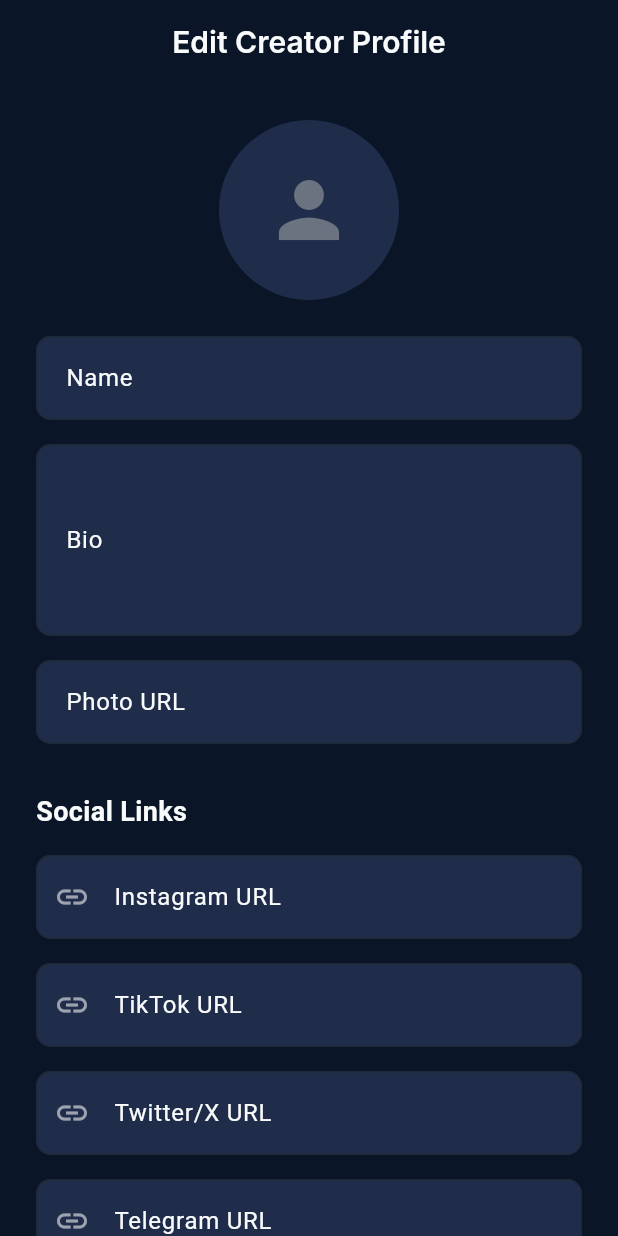
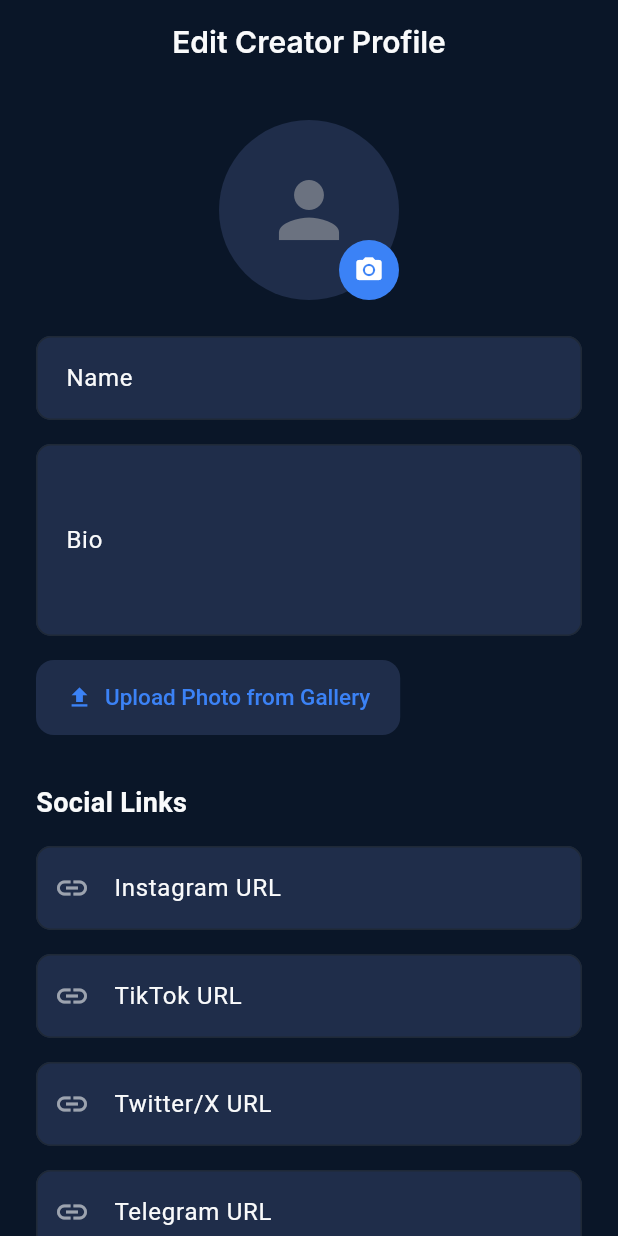
Before and after one commit to smkwidyautamaosis-bit/com.veltrik.app, a Flutter app: the AdminCreatorEditorScreen screen opened by its route, on a phone screen of 412 x 824 dp. Run offline on Flutter 3.47's test engine with Material 3 defaults, Android fonts, the light colour scheme and no system bars; our stand-ins replace cached_network_image, device_info_plus, file_picker, firebase_core, firebase_messaging, flutter_riverpod and 5 more; missing offline and left inert: syncfusion_flutter_pdfviewer; accounts and stored records are empty; Roboto replaces fonts that are missing (Inter).

Commit message:
fitur: UI/UX Yang Nutrya sukai

```diff
--- a/lib/features/admin/screens/admin_creator_editor_screen.dart
+++ b/lib/features/admin/screens/admin_creator_editor_screen.dart
@@ -1,5 +1,7 @@
 import 'package:flutter/material.dart';
 import 'package:cached_network_image/cached_network_image.dart';
+import 'package:image_picker/image_picker.dart';
+import 'package:supabase_flutter/supabase_flutter.dart';
 import '../../../core/services/supabase_service.dart';
 import '../../../app/theme/app_colors.dart';
 
@@ -20,6 +22,7 @@ class _AdminCreatorEditorScreenState extends State<AdminCreatorEditorScreen> {
   final _twitterController = TextEditingController();
 
   bool _isLoading = true;
+  bool _isUploadingPhoto = false;
   String? _id;
 
   @override
@@ -55,6 +58,45 @@ class _AdminCreatorEditorScreenState extends State<AdminCreatorEditorScreen> {
       if (mounted) {
         setState(() => _isLoading = false);
         ScaffoldMessenger.of(context).showSnackBar(SnackBar(content: Text('Error: $e')));
+      }
+    }
+  }
+
+  Future<void> _pickAndUploadImage() async {
+    try {
+      final picker = ImagePicker();
+      final image = await picker.pickImage(source: ImageSource.gallery);
+      if (image == null) return;
+
+      setState(() => _isUploadingPhoto = true);
+
+      final bytes = await image.readAsBytes();
+      final ext = image.name.split('.').last;
+      final fileName = 'creator_profile_${DateTime.now().millisecondsSinceEpoch}.$ext';
+
+      await SupabaseService.instance.client.storage
+          .from('veltrik-thumbnails')
+          .uploadBinary(
+            fileName,
+            bytes,
+            fileOptions: FileOptions(contentType: 'image/$ext', upsert: true),
+          );
+
+      final publicUrl = SupabaseService.instance.client.storage
+          .from('veltrik-thumbnails')
+          .getPublicUrl(fileName);
+
+      if (mounted) {
+        setState(() {
+          _photoUrlController.text = publicUrl;
+          _isUploadingPhoto = false;
+        });
+        ScaffoldMessenger.of(context).showSnackBar(const SnackBar(content: Text('Photo uploaded successfully!')));
+      }
+    } catch (e) {
+      if (mounted) {
+        setState(() => _isUploadingPhoto = false);
+        ScaffoldMessenger.of(context).showSnackBar(SnackBar(content: Text('Error uploading photo: $e')));
       }
     }
   }
@@ -107,7 +149,12 @@ class _AdminCreatorEditorScreenState extends State<AdminCreatorEditorScreen> {
                 crossAxisAlignment: CrossAxisAlignment.start,
                 children: [
                   Center(
-                    child: CircleAvatar(
+                    child: GestureDetector(
+                      onTap: _isUploadingPhoto ? null : _pickAndUploadImage,
+                      child: Stack(
+                        alignment: Alignment.bottomRight,
+                        children: [
+                          CircleAvatar(
                             radius: 60,
                             backgroundColor: AppColors.bgElevated,
                             backgroundImage: _photoUrlController.text.isNotEmpty
@@ -116,6 +163,19 @@ class _AdminCreatorEditorScreenState extends State<AdminCreatorEditorScreen> {
                             child: _photoUrlController.text.isEmpty
                                 ? const Icon(Icons.person, size: 60, color: AppColors.textMuted)
                                 : null,
+                          ),
+                          Container(
+                            padding: const EdgeInsets.all(10),
+                            decoration: const BoxDecoration(
+                              color: AppColors.accentBlue,
+                              shape: BoxShape.circle,
+                            ),
+                            child: _isUploadingPhoto
+                                ? const SizedBox(width: 20, height: 20, child: CircularProgressIndicator(strokeWidth: 2, color: Colors.white))
+                                : const Icon(Icons.camera_alt, color: Colors.white, size: 20),
+                          ),
+                        ],
+                      ),
                     ),
                   ),
                   const SizedBox(height: 24),
@@ -140,15 +200,17 @@ class _AdminCreatorEditorScreenState extends State<AdminCreatorEditorScreen> {
                     )
                   ),
                   const SizedBox(height: 16),
-                  TextField(
-                    controller: _photoUrlController,
-                    decoration: InputDecoration(
-                      labelText: 'Photo URL',
-                      filled: true,
-                      fillColor: AppColors.bgElevated,
-                      border: OutlineInputBorder(borderRadius: BorderRadius.circular(12), borderSide: BorderSide.none),
+                  ElevatedButton.icon(
+                    style: ElevatedButton.styleFrom(
+                      padding: const EdgeInsets.symmetric(horizontal: 20, vertical: 16),
+                      backgroundColor: AppColors.bgElevated,
+                      shape: RoundedRectangleBorder(borderRadius: BorderRadius.circular(12)),
                     ),
-                    onChanged: (val) => setState(() {}),
+                    onPressed: _isUploadingPhoto ? null : _pickAndUploadImage,
+                    icon: _isUploadingPhoto
+                        ? const SizedBox(width: 20, height: 20, child: CircularProgressIndicator(strokeWidth: 2))
+                        : const Icon(Icons.upload, color: AppColors.accentBlue),
+                    label: const Text('Upload Photo from Gallery', style: TextStyle(color: AppColors.accentBlue)),
                   ),
                   const SizedBox(height: 32),
                   const Text('Social Links', style: TextStyle(fontSize: 18, fontWeight: FontWeight.bold, color: AppColors.textPrimary)),
--- a/pubspec.yaml
+++ b/pubspec.yaml
@@ -49,6 +49,7 @@ dependencies:
   intl: ^0.19.0
   path: ^1.9.1
   crypto: ^3.0.7
+  image_picker: ^1.2.2
 
 dev_dependencies:
   flutter_test:
@@ -80,6 +81,7 @@ flutter:
 
   assets:
     - assets/images/logo.png
+    - assets/images/placeholder.png
   #   - images/a_dot_burr.jpeg
   #   - images/a_dot_ham.jpeg
 
```
Also changed, not shown: lib/features/library/screens/library_screen.dart (+4 -5 lines), pubspec.lock, 5 other files. Lines whose indentation alone changed are shown as unchanged.
